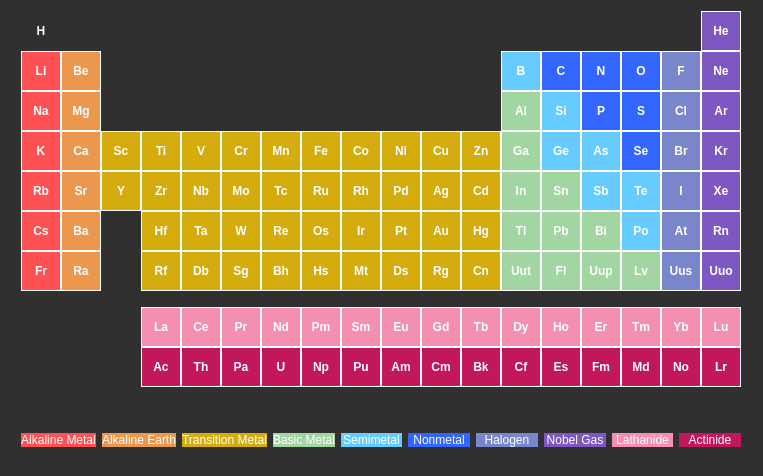
The window that app/dialogs/frames/periodic_table_scene.ui (jnicoleoliveira/SPECData) describes before a commit, drawn with Qt 5.
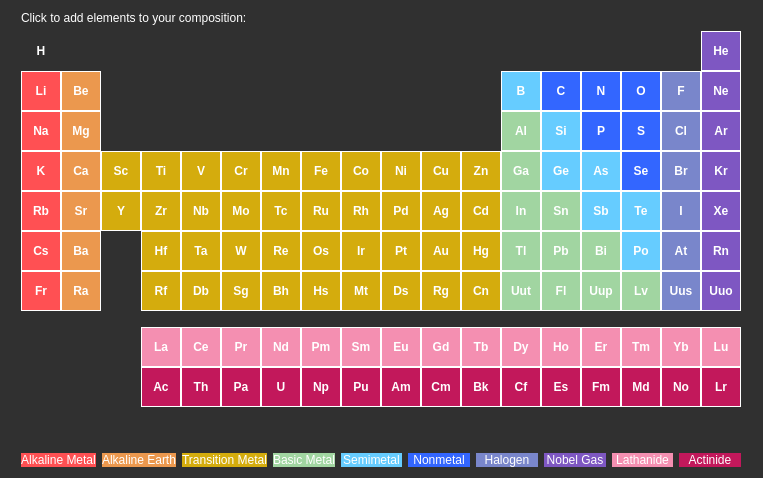
The same window after the commit.

Commit message: - changed view box - need to made adjustments for updated ui in composition selector!!

```diff
--- a/app/dialogs/frames/periodic_table_scene.ui
+++ b/app/dialogs/frames/periodic_table_scene.ui
@@ -19,7 +19,7 @@
 color: rgb(255, 255, 255);</string>
   </property>
   <layout class="QGridLayout" name="gridLayout_3">
-   <item row="0" column="1">
+   <item row="1" column="0">
     <layout class="QGridLayout" name="periodic_grid_1">
      <property name="sizeConstraint">
       <enum>QLayout::SetFixedSize</enum>
@@ -27,6 +27,47 @@
      <property name="spacing">
       <number>0</number>
      </property>
+     <item row="0" column="0">
+      <widget class="QToolButton" name="toolButton">
+       <property name="sizePolicy">
+        <sizepolicy hsizetype="Fixed" vsizetype="Fixed">
+         <horstretch>40</horstretch>
+         <verstretch>40</verstretch>
+        </sizepolicy>
+       </property>
+       <property name="minimumSize">
+        <size>
+         <width>40</width>
+         <height>40</height>
+        </size>
+       </property>
+       <property name="font">
+        <font>
+         <weight>75</weight>
+         <bold>true</bold>
+        </font>
+       </property>
+       <property name="styleSheet">
+        <string notr="true">background-color: rgb(255, 80, 83);  border: 1px solid white; 
+hover
+{
+        background-color: rgb(3,175,175);
+}</string>
+       </property>
+       <property name="text">
+        <string>H</string>
+       </property>
+       <property name="checkable">
+        <bool>false</bool>
+       </property>
+       <property name="autoRaise">
+        <bool>true</bool>
+       </property>
+       <property name="arrowType">
+        <enum>Qt::NoArrow</enum>
+       </property>
+      </widget>
+     </item>
      <item row="3" column="5">
       <widget class="QLabel" name="label_25">
        <property name="sizePolicy">
@@ -928,7 +969,8 @@
         </font>
        </property>
        <property name="styleSheet">
-        <string notr="true">background-color: rgb(51, 102, 255);</string>
+        <string notr="true">background-color: rgb(51, 102, 255);
+opacity: 100;</string>
        </property>
        <property name="frameShape">
         <enum>QFrame::Box</enum>
@@ -3569,52 +3611,6 @@
        </property>
       </widget>
      </item>
-     <item row="6" column="9">
-      <widget class="QLabel" name="label_122">
-       <property name="sizePolicy">
-        <sizepolicy hsizetype="Fixed" vsizetype="Fixed">
-         <horstretch>0</horstretch>
-         <verstretch>0</verstretch>
-        </sizepolicy>
-       </property>
-       <property name="minimumSize">
-        <size>
-         <width>40</width>
-         <height>40</height>
-        </size>
-       </property>
-       <property name="maximumSize">
-        <size>
-         <width>40</width>
-         <height>40</height>
-        </size>
-       </property>
-       <property name="font">
-        <font>
-         <weight>75</weight>
-         <bold>true</bold>
-        </font>
-       </property>
-       <property name="styleSheet">
-        <string notr="true">background-color: rgb(212, 172, 13);</string>
-       </property>
-       <property name="frameShape">
-        <enum>QFrame::Box</enum>
-       </property>
-       <property name="frameShadow">
-        <enum>QFrame::Plain</enum>
-       </property>
-       <property name="lineWidth">
-        <number>1</number>
-       </property>
-       <property name="text">
-        <string>Ds</string>
-       </property>
-       <property name="alignment">
-        <set>Qt::AlignCenter</set>
-       </property>
-      </widget>
-     </item>
      <item row="6" column="7">
       <widget class="QLabel" name="label_125">
        <property name="sizePolicy">
@@ -4029,12 +4025,12 @@
        </property>
       </widget>
      </item>
-     <item row="0" column="0">
-      <widget class="QToolButton" name="toolButton">
+     <item row="6" column="9">
+      <widget class="QLabel" name="label_122">
        <property name="sizePolicy">
         <sizepolicy hsizetype="Fixed" vsizetype="Fixed">
-         <horstretch>40</horstretch>
-         <verstretch>40</verstretch>
+         <horstretch>0</horstretch>
+         <verstretch>0</verstretch>
         </sizepolicy>
        </property>
        <property name="minimumSize">
@@ -4043,6 +4039,12 @@
          <height>40</height>
         </size>
        </property>
+       <property name="maximumSize">
+        <size>
+         <width>40</width>
+         <height>40</height>
+        </size>
+       </property>
        <property name="font">
         <font>
          <weight>75</weight>
@@ -4050,262 +4052,19 @@
         </font>
        </property>
        <property name="styleSheet">
-        <string notr="true">background-color: rgb(255, 80, 83);  border: 1px solid white; 
-hover
-{
-        background-color: rgb(3,175,175);
-}</string>
-       </property>
-       <property name="text">
-        <string>H</string>
-       </property>
-       <property name="checkable">
-        <bool>false</bool>
-       </property>
-       <property name="autoRaise">
-        <bool>true</bool>
-       </property>
-       <property name="arrowType">
-        <enum>Qt::NoArrow</enum>
-       </property>
-      </widget>
-     </item>
-    </layout>
-   </item>
-   <item row="0" column="0">
-    <spacer name="horizontalSpacer">
-     <property name="orientation">
-      <enum>Qt::Horizontal</enum>
-     </property>
-     <property name="sizeHint" stdset="0">
-      <size>
-       <width>40</width>
-       <height>20</height>
-      </size>
-     </property>
-    </spacer>
-   </item>
-   <item row="1" column="1">
-    <spacer name="verticalSpacer">
-     <property name="orientation">
-      <enum>Qt::Vertical</enum>
-     </property>
-     <property name="sizeType">
-      <enum>QSizePolicy::Fixed</enum>
-     </property>
-     <property name="sizeHint" stdset="0">
-      <size>
-       <width>20</width>
-       <height>10</height>
-      </size>
-     </property>
-    </spacer>
-   </item>
-   <item row="3" column="1">
-    <spacer name="verticalSpacer_2">
-     <property name="orientation">
-      <enum>Qt::Vertical</enum>
-     </property>
-     <property name="sizeType">
-      <enum>QSizePolicy::Fixed</enum>
-     </property>
-     <property name="sizeHint" stdset="0">
-      <size>
-       <width>20</width>
-       <height>40</height>
-      </size>
-     </property>
-    </spacer>
-   </item>
-   <item row="5" column="1">
-    <spacer name="verticalSpacer_3">
-     <property name="orientation">
-      <enum>Qt::Vertical</enum>
-     </property>
-     <property name="sizeHint" stdset="0">
-      <size>
-       <width>20</width>
-       <height>40</height>
-      </size>
-     </property>
-    </spacer>
-   </item>
-   <item row="4" column="1">
-    <layout class="QHBoxLayout" name="horizontalLayout">
-     <item>
-      <widget class="QLabel" name="label">
-       <property name="font">
-        <font>
-         <pointsize>9</pointsize>
-        </font>
-       </property>
-       <property name="styleSheet">
-        <string notr="true">background-color: rgb(255, 80, 83);</string>
-       </property>
-       <property name="text">
-        <string>Alkaline Metal</string>
-       </property>
-       <property name="alignment">
-        <set>Qt::AlignCenter</set>
-       </property>
-      </widget>
-     </item>
-     <item>
-      <widget class="QLabel" name="label_2">
-       <property name="font">
-        <font>
-         <pointsize>9</pointsize>
-        </font>
-       </property>
-       <property name="styleSheet">
-        <string notr="true">background-color: rgb(235, 152, 78);</string>
-       </property>
-       <property name="text">
-        <string>Alkaline Earth</string>
-       </property>
-       <property name="alignment">
-        <set>Qt::AlignCenter</set>
-       </property>
-      </widget>
-     </item>
-     <item>
-      <widget class="QLabel" name="label_5">
-       <property name="font">
-        <font>
-         <pointsize>9</pointsize>
-        </font>
-       </property>
-       <property name="styleSheet">
         <string notr="true">background-color: rgb(212, 172, 13);</string>
        </property>
-       <property name="text">
-        <string>Transition Metal</string>
+       <property name="frameShape">
+        <enum>QFrame::Box</enum>
        </property>
-       <property name="alignment">
-        <set>Qt::AlignCenter</set>
+       <property name="frameShadow">
+        <enum>QFrame::Plain</enum>
        </property>
-      </widget>
-     </item>
-     <item>
-      <widget class="QLabel" name="label_4">
-       <property name="font">
-        <font>
-         <pointsize>9</pointsize>
-        </font>
+       <property name="lineWidth">
+        <number>1</number>
        </property>
-       <property name="styleSheet">
-        <string notr="true">background-color: rgb(161, 213, 161);</string>
-       </property>
        <property name="text">
-        <string>Basic Metal</string>
-       </property>
-       <property name="alignment">
-        <set>Qt::AlignCenter</set>
-       </property>
-      </widget>
-     </item>
-     <item>
-      <widget class="QLabel" name="label_3">
-       <property name="font">
-        <font>
-         <pointsize>9</pointsize>
-        </font>
-       </property>
-       <property name="styleSheet">
-        <string notr="true">background-color: rgb(102, 204, 255);</string>
-       </property>
-       <property name="text">
-        <string>Semimetal</string>
-       </property>
-       <property name="alignment">
-        <set>Qt::AlignCenter</set>
-       </property>
-      </widget>
-     </item>
-     <item>
-      <widget class="QLabel" name="label_6">
-       <property name="font">
-        <font>
-         <pointsize>9</pointsize>
-        </font>
-       </property>
-       <property name="styleSheet">
-        <string notr="true">background-color: rgb(51, 102, 255);</string>
-       </property>
-       <property name="text">
-        <string>Nonmetal</string>
-       </property>
-       <property name="alignment">
-        <set>Qt::AlignCenter</set>
-       </property>
-      </widget>
-     </item>
-     <item>
-      <widget class="QLabel" name="label_7">
-       <property name="font">
-        <font>
-         <pointsize>9</pointsize>
-        </font>
-       </property>
-       <property name="styleSheet">
-        <string notr="true">background-color: rgb(121, 134, 203  );</string>
-       </property>
-       <property name="text">
-        <string>Halogen</string>
-       </property>
-       <property name="alignment">
-        <set>Qt::AlignCenter</set>
-       </property>
-      </widget>
-     </item>
-     <item>
-      <widget class="QLabel" name="label_8">
-       <property name="font">
-        <font>
-         <pointsize>9</pointsize>
-        </font>
-       </property>
-       <property name="styleSheet">
-        <string notr="true">background-color: rgb(126, 87, 194    );</string>
-       </property>
-       <property name="text">
-        <string>Nobel Gas</string>
-       </property>
-       <property name="alignment">
-        <set>Qt::AlignCenter</set>
-       </property>
-      </widget>
-     </item>
-     <item>
-      <widget class="QLabel" name="label_9">
-       <property name="font">
-        <font>
-         <pointsize>9</pointsize>
-        </font>
-       </property>
-       <property name="styleSheet">
-        <string notr="true">background-color: rgb(244, 143, 177  );</string>
-       </property>
-       <property name="text">
-        <string>Lathanide</string>
-       </property>
-       <property name="alignment">
-        <set>Qt::AlignCenter</set>
-       </property>
-      </widget>
-     </item>
-     <item>
-      <widget class="QLabel" name="label_10">
-       <property name="font">
-        <font>
-         <pointsize>9</pointsize>
-        </font>
-       </property>
-       <property name="styleSheet">
-        <string notr="true">background-color: rgb(194, 24, 91 );</string>
-       </property>
-       <property name="text">
-        <string>Actinide</string>
+        <string>Ds</string>
        </property>
        <property name="alignment">
         <set>Qt::AlignCenter</set>
@@ -4314,46 +4073,7 @@
      </item>
     </layout>
    </item>
-   <item row="0" column="2">
-    <spacer name="horizontalSpacer_3">
-     <property name="orientation">
-      <enum>Qt::Horizontal</enum>
-     </property>
-     <property name="sizeHint" stdset="0">
-      <size>
-       <width>40</width>
-       <height>20</height>
-      </size>
-     </property>
-    </spacer>
-   </item>
-   <item row="2" column="0">
-    <spacer name="horizontalSpacer_2">
-     <property name="orientation">
-      <enum>Qt::Horizontal</enum>
-     </property>
-     <property name="sizeHint" stdset="0">
-      <size>
-       <width>40</width>
-       <height>20</height>
-      </size>
-     </property>
-    </spacer>
-   </item>
-   <item row="2" column="2">
-    <spacer name="horizontalSpacer_4">
-     <property name="orientation">
-      <enum>Qt::Horizontal</enum>
-     </property>
-     <property name="sizeHint" stdset="0">
-      <size>
-       <width>40</width>
-       <height>20</height>
-      </size>
-     </property>
-    </spacer>
-   </item>
-   <item row="2" column="1">
+   <item row="3" column="0">
     <layout class="QGridLayout" name="periodic_grid_2">
      <property name="leftMargin">
       <number>120</number>
@@ -5746,6 +5466,242 @@
      </item>
     </layout>
    </item>
+   <item row="2" column="0">
+    <spacer name="verticalSpacer">
+     <property name="orientation">
+      <enum>Qt::Vertical</enum>
+     </property>
+     <property name="sizeType">
+      <enum>QSizePolicy::Fixed</enum>
+     </property>
+     <property name="sizeHint" stdset="0">
+      <size>
+       <width>20</width>
+       <height>10</height>
+      </size>
+     </property>
+    </spacer>
+   </item>
+   <item row="4" column="0">
+    <spacer name="verticalSpacer_2">
+     <property name="orientation">
+      <enum>Qt::Vertical</enum>
+     </property>
+     <property name="sizeType">
+      <enum>QSizePolicy::Fixed</enum>
+     </property>
+     <property name="sizeHint" stdset="0">
+      <size>
+       <width>20</width>
+       <height>40</height>
+      </size>
+     </property>
+    </spacer>
+   </item>
+   <item row="6" column="0">
+    <spacer name="verticalSpacer_3">
+     <property name="orientation">
+      <enum>Qt::Vertical</enum>
+     </property>
+     <property name="sizeHint" stdset="0">
+      <size>
+       <width>20</width>
+       <height>40</height>
+      </size>
+     </property>
+    </spacer>
+   </item>
+   <item row="5" column="0">
+    <layout class="QHBoxLayout" name="horizontalLayout">
+     <item>
+      <widget class="QLabel" name="label">
+       <property name="font">
+        <font>
+         <pointsize>9</pointsize>
+        </font>
+       </property>
+       <property name="styleSheet">
+        <string notr="true">background-color: rgb(255, 80, 83);</string>
+       </property>
+       <property name="text">
+        <string>Alkaline Metal</string>
+       </property>
+       <property name="alignment">
+        <set>Qt::AlignCenter</set>
+       </property>
+      </widget>
+     </item>
+     <item>
+      <widget class="QLabel" name="label_2">
+       <property name="font">
+        <font>
+         <pointsize>9</pointsize>
+        </font>
+       </property>
+       <property name="styleSheet">
+        <string notr="true">background-color: rgb(235, 152, 78);</string>
+       </property>
+       <property name="text">
+        <string>Alkaline Earth</string>
+       </property>
+       <property name="alignment">
+        <set>Qt::AlignCenter</set>
+       </property>
+      </widget>
+     </item>
+     <item>
+      <widget class="QLabel" name="label_5">
+       <property name="font">
+        <font>
+         <pointsize>9</pointsize>
+        </font>
+       </property>
+       <property name="styleSheet">
+        <string notr="true">background-color: rgb(212, 172, 13);</string>
+       </property>
+       <property name="text">
+        <string>Transition Metal</string>
+       </property>
+       <property name="alignment">
+        <set>Qt::AlignCenter</set>
+       </property>
+      </widget>
+     </item>
+     <item>
+      <widget class="QLabel" name="label_4">
+       <property name="font">
+        <font>
+         <pointsize>9</pointsize>
+        </font>
+       </property>
+       <property name="styleSheet">
+        <string notr="true">background-color: rgb(161, 213, 161);</string>
+       </property>
+       <property name="text">
+        <string>Basic Metal</string>
+       </property>
+       <property name="alignment">
+        <set>Qt::AlignCenter</set>
+       </property>
+      </widget>
+     </item>
+     <item>
+      <widget class="QLabel" name="label_3">
+       <property name="font">
+        <font>
+         <pointsize>9</pointsize>
+        </font>
+       </property>
+       <property name="styleSheet">
+        <string notr="true">background-color: rgb(102, 204, 255);</string>
+       </property>
+       <property name="text">
+        <string>Semimetal</string>
+       </property>
+       <property name="alignment">
+        <set>Qt::AlignCenter</set>
+       </property>
+      </widget>
+     </item>
+     <item>
+      <widget class="QLabel" name="label_6">
+       <property name="font">
+        <font>
+         <pointsize>9</pointsize>
+        </font>
+       </property>
+       <property name="styleSheet">
+        <string notr="true">background-color: rgb(51, 102, 255);</string>
+       </property>
+       <property name="text">
+        <string>Nonmetal</string>
+       </property>
+       <property name="alignment">
+        <set>Qt::AlignCenter</set>
+       </property>
+      </widget>
+     </item>
+     <item>
+      <widget class="QLabel" name="label_7">
+       <property name="font">
+        <font>
+         <pointsize>9</pointsize>
+        </font>
+       </property>
+       <property name="styleSheet">
+        <string notr="true">background-color: rgb(121, 134, 203  );</string>
+       </property>
+       <property name="text">
+        <string>Halogen</string>
+       </property>
+       <property name="alignment">
+        <set>Qt::AlignCenter</set>
+       </property>
+      </widget>
+     </item>
+     <item>
+      <widget class="QLabel" name="label_8">
+       <property name="font">
+        <font>
+         <pointsize>9</pointsize>
+        </font>
+       </property>
+       <property name="styleSheet">
+        <string notr="true">background-color: rgb(126, 87, 194    );</string>
+       </property>
+       <property name="text">
+        <string>Nobel Gas</string>
+       </property>
+       <property name="alignment">
+        <set>Qt::AlignCenter</set>
+       </property>
+      </widget>
+     </item>
+     <item>
+      <widget class="QLabel" name="label_9">
+       <property name="font">
+        <font>
+         <pointsize>9</pointsize>
+        </font>
+       </property>
+       <property name="styleSheet">
+        <string notr="true">background-color: rgb(244, 143, 177  );</string>
+       </property>
+       <property name="text">
+        <string>Lathanide</string>
+       </property>
+       <property name="alignment">
+        <set>Qt::AlignCenter</set>
+       </property>
+      </widget>
+     </item>
+     <item>
+      <widget class="QLabel" name="label_10">
+       <property name="font">
+        <font>
+         <pointsize>9</pointsize>
+        </font>
+       </property>
+       <property name="styleSheet">
+        <string notr="true">background-color: rgb(194, 24, 91 );</string>
+       </property>
+       <property name="text">
+        <string>Actinide</string>
+       </property>
+       <property name="alignment">
+        <set>Qt::AlignCenter</set>
+       </property>
+      </widget>
+     </item>
+    </layout>
+   </item>
+   <item row="0" column="0">
+    <widget class="QLabel" name="label_11">
+     <property name="text">
+      <string>Click to add elements to your composition:</string>
+     </property>
+    </widget>
+   </item>
   </layout>
  </widget>
  <resources/>
```
The commit also changes 4 other files.
